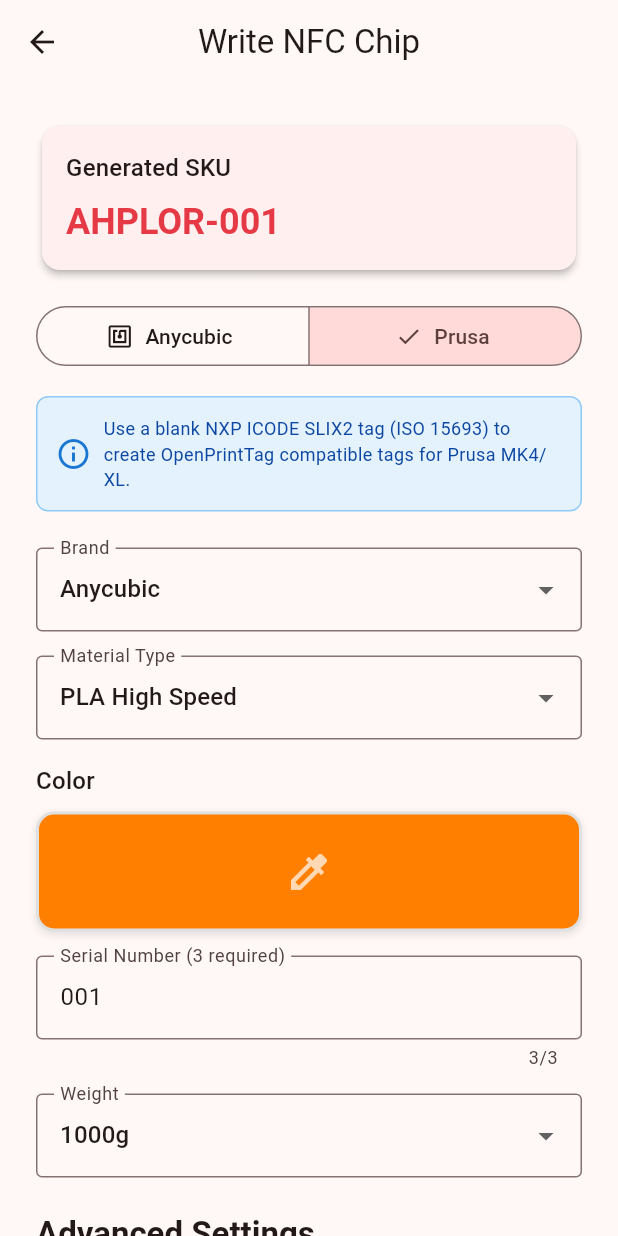
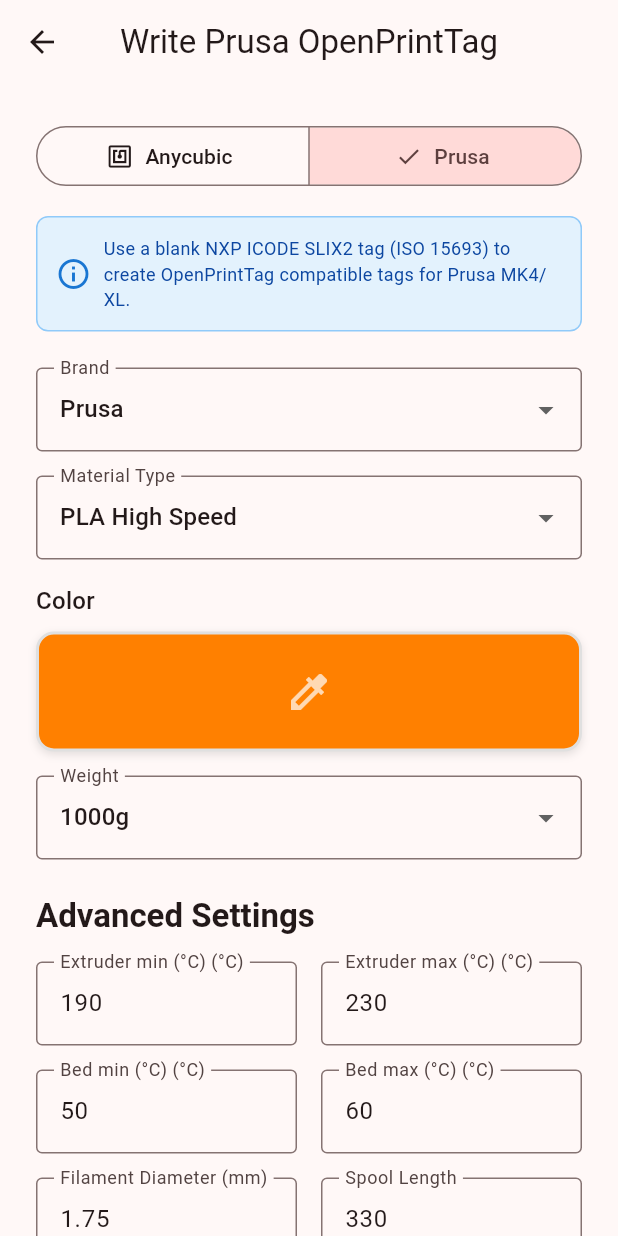
Before and after one commit to IponeRacing/SpoolMaster, a Flutter app: the NfcWriterPage screen opened directly, after a tap on "Prusa", on a phone screen of 412 x 824 dp. Run offline on Flutter 3.47's test engine with Material 3 defaults, Android fonts, the phone set to English and light mode, and no system bars; our stand-ins replace dartz, equatable, firebase_core, firebase_crashlytics, flutter_bloc, flutter_secure_storage and 10 more; missing offline and left inert: app_tracking_transparency, in_app_purchase_android, in_app_purchase_storekit, nfc_manager; accounts and stored records are empty; network calls fail.

Commit message:
fix: open NFC writer page in correct format (Prusa/Anycubic) based on current mode
Pass initialFormat parameter to NfcWriterPage so it opens in Prusa mode
when navigating from Prusa context. Hide SKU card and serial number in
Prusa mode, use Prusa branding and accent color.

Co-Authored-By: Claude Opus 4.6 <noreply@anthropic.com>

```diff
--- a/lib/features/nfc_reader/presentation/pages/nfc_reader_page_simple.dart
+++ b/lib/features/nfc_reader/presentation/pages/nfc_reader_page_simple.dart
@@ -1019,7 +1019,7 @@ class _NfcReaderViewState extends State<_NfcReaderView> {
                         onPressed: () {
                           Navigator.of(context).push(
                             MaterialPageRoute<void>(
-                              builder: (_) => const NfcWriterPage(),
+                              builder: (_) => NfcWriterPage(initialFormat: _nfcMode),
                             ),
                           );
                         },
--- a/lib/features/nfc_reader/presentation/pages/nfc_stock_update_page.dart
+++ b/lib/features/nfc_reader/presentation/pages/nfc_stock_update_page.dart
@@ -200,8 +200,7 @@ class _NfcStockUpdateView extends StatelessWidget {
     SpoolInventoryItem? matchingSpool;
 
     // Normalize strings for comparison
-    // Default to "Anycubic" if brand is null (Anycubic tags don't always include brand field)
-    final scannedBrand = (bobbinData.brand ?? 'Anycubic').toLowerCase().trim();
+    final scannedBrand = (bobbinData.brand ?? 'Generic').toLowerCase().trim();
     final scannedMaterial = bobbinData.filamentType.toLowerCase().trim();
     final scannedColor = bobbinData.color.toLowerCase().trim();
 
--- a/lib/features/nfc_reader/presentation/pages/nfc_writer_page.dart
+++ b/lib/features/nfc_reader/presentation/pages/nfc_writer_page.dart
@@ -16,8 +16,9 @@ import 'package:nfc_filament/features/nfc_reader/presentation/widgets/color_pick
 
 class NfcWriterPage extends StatefulWidget {
   final BobbinData? prefilledData;
+  final String initialFormat; // 'anycubic' or 'prusa'
 
-  const NfcWriterPage({super.key, this.prefilledData});
+  const NfcWriterPage({super.key, this.prefilledData, this.initialFormat = 'anycubic'});
 
   @override
   State<NfcWriterPage> createState() => _NfcWriterPageState();
@@ -60,7 +61,9 @@ class _NfcWriterPageState extends State<NfcWriterPage> {
     'PVA': {'code': 'PVA', 'extruderMin': 215, 'extruderMax': 225, 'bedMin': 45, 'bedMax': 60},
   };
 
-  String _tagFormat = 'anycubic'; // 'anycubic' or 'prusa'
+  late String _tagFormat; // 'anycubic' or 'prusa'
+
+  bool get _isPrusa => _tagFormat == 'prusa';
 
   late String _selectedBrand;
   late String _selectedMaterial;
@@ -78,6 +81,7 @@ class _NfcWriterPageState extends State<NfcWriterPage> {
   @override
   void initState() {
     super.initState();
+    _tagFormat = widget.initialFormat;
     _loadBrandsAndMaterials();
     _loadUnits();
 
@@ -92,7 +96,7 @@ class _NfcWriterPageState extends State<NfcWriterPage> {
 
     // Initialize with prefilled data if available
     if (widget.prefilledData != null) {
-      _selectedBrand = 'Anycubic';
+      _selectedBrand = widget.prefilledData!.brand ?? (_isPrusa ? 'Prusa' : 'Anycubic');
       _selectedMaterial = _getMaterialFromType(widget.prefilledData!.filamentType);
       _selectedColor = _getColorFromRgb(widget.prefilledData!.colorRgb);
       _serialNumber = _extractSerialNumber(widget.prefilledData!.batchNumber);
@@ -104,7 +108,7 @@ class _NfcWriterPageState extends State<NfcWriterPage> {
       _diameter = widget.prefilledData!.diameter ?? 1.75;
       _spoolLength = widget.prefilledData!.spoolLength ?? 330;
     } else {
-      _selectedBrand = 'Anycubic';
+      _selectedBrand = _isPrusa ? 'Prusa' : 'Anycubic';
       _selectedMaterial = 'PLA High Speed';
       _selectedColor = const Color(0xFFFF8000); // Orange
       _serialNumber = '001';
@@ -251,7 +255,9 @@ class _NfcWriterPageState extends State<NfcWriterPage> {
         children: [
           // Widget principal
           Scaffold(
-            appBar: AppBar(title: Text(AppLocalizations.of(context)!.writeNfcChip)),
+            appBar: AppBar(title: Text(_isPrusa
+                ? AppLocalizations.of(context)!.writePrusaTagTitle
+                : AppLocalizations.of(context)!.writeNfcChip)),
             body: BlocConsumer<NfcReaderBloc, NfcReaderState>(
           listener: (context, state) {
             if (state is BobbinDataWriteSuccess) {
@@ -297,20 +303,22 @@ class _NfcWriterPageState extends State<NfcWriterPage> {
                   children: [
                     // Show prefilled data banner
                     if (widget.prefilledData != null) ...[
-                      Container(
+                      Builder(builder: (context) {
+                        final accentColor = _isPrusa ? const Color(0xFFFA6831) : AppTheme.anycubicRed;
+                        return Container(
                           padding: const EdgeInsets.all(12),
                           decoration: BoxDecoration(
-                          color: AppTheme.anycubicRed.withOpacity(0.1),
+                            color: accentColor.withOpacity(0.1),
                             borderRadius: BorderRadius.circular(8),
                             border: Border.all(
-                            color: AppTheme.anycubicRed.withOpacity(0.3),
+                              color: accentColor.withOpacity(0.3),
                             ),
                           ),
                           child: Row(
                             children: [
                               Icon(
                                 Icons.auto_awesome,
-                              color: AppTheme.anycubicRed,
+                                color: accentColor,
                               ),
                               const SizedBox(width: 8),
                               Expanded(
@@ -318,17 +326,19 @@ class _NfcWriterPageState extends State<NfcWriterPage> {
                                   AppLocalizations.of(context)!.reuseThisData,
                                   style: TextStyle(
                                     fontSize: 12,
-                                  color: AppTheme.anycubicRed.withOpacity(0.9),
+                                    color: accentColor.withOpacity(0.9),
                                   ),
                                 ),
                               ),
                             ],
                           ),
-                      ),
+                        );
+                      }),
                       const SizedBox(height: 16),
                     ],
 
-                    // SKU Card
+                    // SKU Card (Anycubic only)
+                    if (!_isPrusa) ...[
                       Card(
                         child: Padding(
                           padding: const EdgeInsets.all(16),
@@ -352,6 +362,7 @@ class _NfcWriterPageState extends State<NfcWriterPage> {
                         ),
                       ),
                       const SizedBox(height: 16),
+                    ],
 
                     // Tag format selector
                     SegmentedButton<String>(
@@ -371,6 +382,11 @@ class _NfcWriterPageState extends State<NfcWriterPage> {
                       onSelectionChanged: (Set<String> selection) {
                         setState(() {
                           _tagFormat = selection.first;
+                          if (_isPrusa && _selectedBrand == 'Anycubic') {
+                            _selectedBrand = 'Prusa';
+                          } else if (!_isPrusa && _selectedBrand == 'Prusa') {
+                            _selectedBrand = 'Anycubic';
+                          }
                         });
                       },
                     ),
@@ -481,7 +497,8 @@ class _NfcWriterPageState extends State<NfcWriterPage> {
                     ),
                     const SizedBox(height: 16),
 
-                    // Serial number
+                    // Serial number (Anycubic only)
+                    if (!_isPrusa) ...[
                       TextFormField(
                         initialValue: _serialNumber,
                         decoration: InputDecoration(
@@ -509,6 +526,7 @@ class _NfcWriterPageState extends State<NfcWriterPage> {
                         },
                       ),
                       const SizedBox(height: 16),
+                    ],
 
                     // Weight
                     DropdownButtonFormField<double>(
--- a/pubspec.yaml
+++ b/pubspec.yaml
@@ -2,7 +2,7 @@ name: nfc_filament
 description: "Application Flutter pour lire/écrire les puces NFC des bobines de filament"
 publish_to: 'none'
 
-version: 1.0.5+42
+version: 1.0.5+44
 
 environment:
   sdk: ^3.10.7
```
Lines whose indentation alone changed are shown as unchanged.
